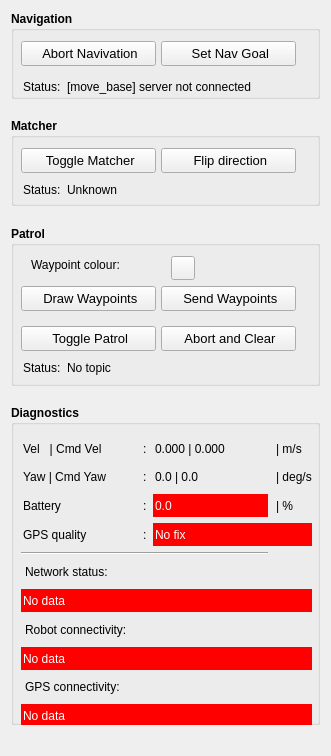
First picture: the form in mapviz_plugins/ui/ugi_basestation_config.ui, repository ICE9-Robotics/mapviz, before the edit.
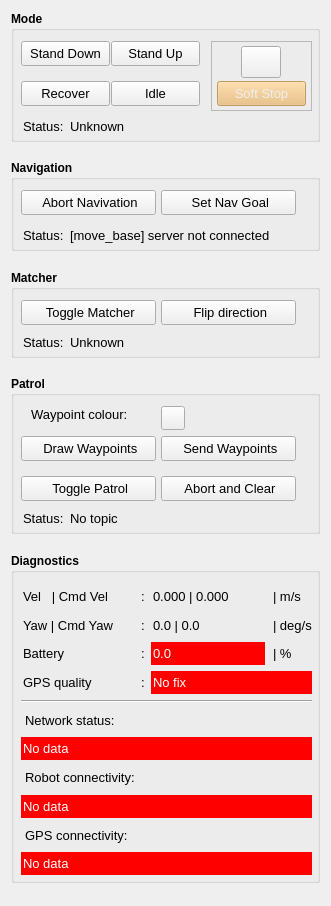
Second picture: the form after the edit. Icons and pictures are not drawn. Custom widgets are drawn as their Qt base class.

Commit message: added robot mode

What changed in the file:
```diff
--- a/mapviz_plugins/ui/ugi_basestation_config.ui
+++ b/mapviz_plugins/ui/ugi_basestation_config.ui
@@ -7,7 +7,7 @@
     <x>0</x>
     <y>0</y>
     <width>331</width>
-    <height>756</height>
+    <height>906</height>
    </rect>
   </property>
   <property name="windowTitle">
@@ -17,6 +17,301 @@
    <string notr="true"/>
   </property>
   <layout class="QVBoxLayout" name="verticalLayout">
+   <item>
+    <widget class="QGroupBox" name="groupBox_4">
+     <property name="minimumSize">
+      <size>
+       <width>0</width>
+       <height>131</height>
+      </size>
+     </property>
+     <property name="font">
+      <font>
+       <weight>75</weight>
+       <bold>true</bold>
+      </font>
+     </property>
+     <property name="title">
+      <string>Mode</string>
+     </property>
+     <widget class="QPushButton" name="pushButtonModeIdle">
+      <property name="geometry">
+       <rect>
+        <x>100</x>
+        <y>70</y>
+        <width>89</width>
+        <height>25</height>
+       </rect>
+      </property>
+      <property name="font">
+       <font>
+        <pointsize>10</pointsize>
+        <weight>50</weight>
+        <bold>false</bold>
+       </font>
+      </property>
+      <property name="text">
+       <string>Idle</string>
+      </property>
+     </widget>
+     <widget class="QPushButton" name="pushButtonModeDown">
+      <property name="geometry">
+       <rect>
+        <x>10</x>
+        <y>30</y>
+        <width>89</width>
+        <height>25</height>
+       </rect>
+      </property>
+      <property name="font">
+       <font>
+        <pointsize>10</pointsize>
+        <weight>50</weight>
+        <bold>false</bold>
+       </font>
+      </property>
+      <property name="text">
+       <string>Stand Down</string>
+      </property>
+     </widget>
+     <widget class="QPushButton" name="pushButtonModeUp">
+      <property name="geometry">
+       <rect>
+        <x>100</x>
+        <y>30</y>
+        <width>89</width>
+        <height>25</height>
+       </rect>
+      </property>
+      <property name="font">
+       <font>
+        <pointsize>10</pointsize>
+        <weight>50</weight>
+        <bold>false</bold>
+       </font>
+      </property>
+      <property name="text">
+       <string>Stand Up</string>
+      </property>
+     </widget>
+     <widget class="QPushButton" name="pushButtonModeRecover">
+      <property name="geometry">
+       <rect>
+        <x>10</x>
+        <y>70</y>
+        <width>89</width>
+        <height>25</height>
+       </rect>
+      </property>
+      <property name="font">
+       <font>
+        <pointsize>10</pointsize>
+        <weight>50</weight>
+        <bold>false</bold>
+       </font>
+      </property>
+      <property name="text">
+       <string>Recover</string>
+      </property>
+     </widget>
+     <widget class="QFrame" name="frame">
+      <property name="geometry">
+       <rect>
+        <x>200</x>
+        <y>30</y>
+        <width>101</width>
+        <height>70</height>
+       </rect>
+      </property>
+      <property name="frameShape">
+       <enum>QFrame::StyledPanel</enum>
+      </property>
+      <property name="frameShadow">
+       <enum>QFrame::Raised</enum>
+      </property>
+      <widget class="QPushButton" name="pushButtonModeLock">
+       <property name="geometry">
+        <rect>
+         <x>30</x>
+         <y>5</y>
+         <width>40</width>
+         <height>32</height>
+        </rect>
+       </property>
+       <property name="minimumSize">
+        <size>
+         <width>40</width>
+         <height>32</height>
+        </size>
+       </property>
+       <property name="text">
+        <string/>
+       </property>
+       <property name="icon">
+        <iconset resource="../../mapviz/src/resources/icons.qrc">
+         <normaloff>:/images/locked_icon.png</normaloff>
+         <normalon>:/images/unlocked_icon.png</normalon>:/images/locked_icon.png</iconset>
+       </property>
+       <property name="iconSize">
+        <size>
+         <width>30</width>
+         <height>32</height>
+        </size>
+       </property>
+       <property name="checkable">
+        <bool>true</bool>
+       </property>
+       <property name="checked">
+        <bool>false</bool>
+       </property>
+       <property name="default">
+        <bool>false</bool>
+       </property>
+       <property name="flat">
+        <bool>false</bool>
+       </property>
+      </widget>
+      <widget class="QPushButton" name="pushButtonModeDamp">
+       <property name="enabled">
+        <bool>false</bool>
+       </property>
+       <property name="geometry">
+        <rect>
+         <x>6</x>
+         <y>40</y>
+         <width>89</width>
+         <height>25</height>
+        </rect>
+       </property>
+       <property name="font">
+        <font>
+         <pointsize>10</pointsize>
+         <weight>50</weight>
+         <bold>false</bold>
+        </font>
+       </property>
+       <property name="styleSheet">
+        <string notr="true">QPushButton {
+background-color: rgb(245, 121, 0);
+color: rgb(238, 238, 236);
+alternate-background-color: rgb(233, 185, 110);
+}
+QPushButton:disabled {
+background-color:rgb(233, 185, 110);
+}
+</string>
+       </property>
+       <property name="text">
+        <string>Soft Stop</string>
+       </property>
+      </widget>
+     </widget>
+     <widget class="QWidget" name="layoutWidget_4">
+      <property name="geometry">
+       <rect>
+        <x>0</x>
+        <y>100</y>
+        <width>345</width>
+        <height>31</height>
+       </rect>
+      </property>
+      <layout class="QFormLayout" name="formLayout_4">
+       <property name="sizeConstraint">
+        <enum>QLayout::SetNoConstraint</enum>
+       </property>
+       <property name="fieldGrowthPolicy">
+        <enum>QFormLayout::AllNonFixedFieldsGrow</enum>
+       </property>
+       <property name="rowWrapPolicy">
+        <enum>QFormLayout::DontWrapRows</enum>
+       </property>
+       <property name="labelAlignment">
+        <set>Qt::AlignLeading|Qt::AlignLeft|Qt::AlignTop</set>
+       </property>
+       <property name="formAlignment">
+        <set>Qt::AlignLeading|Qt::AlignLeft|Qt::AlignTop</set>
+       </property>
+       <property name="leftMargin">
+        <number>12</number>
+       </property>
+       <property name="topMargin">
+        <number>5</number>
+       </property>
+       <property name="rightMargin">
+        <number>10</number>
+       </property>
+       <property name="bottomMargin">
+        <number>5</number>
+       </property>
+       <item row="0" column="0">
+        <widget class="QLabel" name="label_status_mode">
+         <property name="maximumSize">
+          <size>
+           <width>60</width>
+           <height>16777215</height>
+          </size>
+         </property>
+         <property name="font">
+          <font>
+           <pointsize>10</pointsize>
+           <weight>50</weight>
+           <bold>false</bold>
+          </font>
+         </property>
+         <property name="text">
+          <string>Status:</string>
+         </property>
+        </widget>
+       </item>
+       <item row="0" column="1">
+        <widget class="QLabel" name="status_mode">
+         <property name="sizePolicy">
+          <sizepolicy hsizetype="MinimumExpanding" vsizetype="Expanding">
+           <horstretch>0</horstretch>
+           <verstretch>0</verstretch>
+          </sizepolicy>
+         </property>
+         <property name="maximumSize">
+          <size>
+           <width>500</width>
+           <height>16777215</height>
+          </size>
+         </property>
+         <property name="font">
+          <font>
+           <pointsize>10</pointsize>
+           <weight>50</weight>
+           <bold>false</bold>
+          </font>
+         </property>
+         <property name="styleSheet">
+          <string notr="true"/>
+         </property>
+         <property name="text">
+          <string>Unknown</string>
+         </property>
+         <property name="wordWrap">
+          <bool>true</bool>
+         </property>
+        </widget>
+       </item>
+      </layout>
+     </widget>
+    </widget>
+   </item>
+   <item>
+    <spacer name="verticalSpacer_5">
+     <property name="orientation">
+      <enum>Qt::Vertical</enum>
+     </property>
+     <property name="sizeHint" stdset="0">
+      <size>
+       <width>20</width>
+       <height>10</height>
+      </size>
+     </property>
+    </spacer>
+   </item>
    <item>
     <widget class="QGroupBox" name="groupBox">
      <property name="sizePolicy">
@@ -28,7 +323,7 @@
      <property name="minimumSize">
       <size>
        <width>0</width>
-       <height>88</height>
+       <height>91</height>
       </size>
      </property>
      <property name="maximumSize">
@@ -189,6 +484,7 @@
          </property>
          <property name="font">
           <font>
+           <pointsize>10</pointsize>
            <weight>50</weight>
            <bold>false</bold>
           </font>
@@ -214,6 +510,7 @@
          </property>
          <property name="font">
           <font>
+           <pointsize>10</pointsize>
            <weight>50</weight>
            <bold>false</bold>
           </font>
@@ -404,6 +701,7 @@
          </property>
          <property name="font">
           <font>
+           <pointsize>10</pointsize>
            <weight>50</weight>
            <bold>false</bold>
           </font>
@@ -417,6 +715,7 @@
         <widget class="QLabel" name="status_matcher">
          <property name="font">
           <font>
+           <pointsize>10</pointsize>
            <weight>50</weight>
            <bold>false</bold>
           </font>
@@ -460,7 +759,7 @@
      <property name="minimumSize">
       <size>
        <width>0</width>
-       <height>160</height>
+       <height>158</height>
       </size>
      </property>
      <property name="font">
@@ -706,6 +1005,7 @@
          </property>
          <property name="font">
           <font>
+           <pointsize>10</pointsize>
            <weight>50</weight>
            <bold>false</bold>
           </font>
@@ -719,6 +1019,7 @@
         <widget class="QLabel" name="status_patrol">
          <property name="font">
           <font>
+           <pointsize>10</pointsize>
            <weight>50</weight>
            <bold>false</bold>
           </font>
@@ -739,7 +1040,7 @@
      <widget class="mapviz::ColorButton" name="colorButtonWpColor">
       <property name="geometry">
        <rect>
-        <x>160</x>
+        <x>150</x>
         <y>30</y>
         <width>24</width>
         <height>24</height>
@@ -772,12 +1073,13 @@
        <rect>
         <x>20</x>
         <y>30</y>
-        <width>131</width>
+        <width>111</width>
         <height>17</height>
        </rect>
       </property>
       <property name="font">
        <font>
+        <pointsize>10</pointsize>
         <weight>50</weight>
         <bold>false</bold>
        </font>
@@ -812,7 +1114,7 @@
      <property name="minimumSize">
       <size>
        <width>0</width>
-       <height>320</height>
+       <height>330</height>
       </size>
      </property>
      <property name="font">
@@ -837,17 +1139,11 @@
        <property name="sizeConstraint">
         <enum>QLayout::SetDefaultConstraint</enum>
        </property>
-       <item row="12" column="0" colspan="3">
-        <widget class="Line" name="line_2">
-         <property name="orientation">
-          <enum>Qt::Horizontal</enum>
-         </property>
-        </widget>
-       </item>
        <item row="6" column="2">
         <widget class="QLabel" name="diag_yaw">
          <property name="font">
           <font>
+           <pointsize>10</pointsize>
            <weight>50</weight>
            <bold>false</bold>
           </font>
@@ -867,6 +1163,7 @@
         <widget class="QLabel" name="label_10">
          <property name="font">
           <font>
+           <pointsize>10</pointsize>
            <weight>50</weight>
            <bold>false</bold>
           </font>
@@ -886,6 +1183,7 @@
         <widget class="QLabel" name="diag_vel">
          <property name="font">
           <font>
+           <pointsize>10</pointsize>
            <weight>50</weight>
            <bold>false</bold>
           </font>
@@ -908,6 +1206,7 @@
         <widget class="QLabel" name="label_4">
          <property name="font">
           <font>
+           <pointsize>10</pointsize>
            <weight>50</weight>
            <bold>false</bold>
           </font>
@@ -927,6 +1226,7 @@
         <widget class="QLabel" name="diag_battery">
          <property name="font">
           <font>
+           <pointsize>10</pointsize>
            <weight>50</weight>
            <bold>false</bold>
           </font>
@@ -949,6 +1249,7 @@
         <widget class="QLabel" name="label_2">
          <property name="font">
           <font>
+           <pointsize>10</pointsize>
            <weight>50</weight>
            <bold>false</bold>
           </font>
@@ -980,6 +1281,7 @@
          </property>
          <property name="font">
           <font>
+           <pointsize>10</pointsize>
            <weight>50</weight>
            <bold>false</bold>
           </font>
@@ -1014,6 +1316,7 @@
          </property>
          <property name="font">
           <font>
+           <pointsize>10</pointsize>
            <weight>50</weight>
            <bold>false</bold>
           </font>
@@ -1048,6 +1351,7 @@
          </property>
          <property name="font">
           <font>
+           <pointsize>10</pointsize>
            <weight>50</weight>
            <bold>false</bold>
           </font>
@@ -1070,6 +1374,7 @@
         <widget class="QLabel" name="diag_network_status">
          <property name="font">
           <font>
+           <pointsize>10</pointsize>
            <weight>50</weight>
            <bold>false</bold>
           </font>
@@ -1092,6 +1397,7 @@
         <widget class="QLabel" name="diag_robot_conn">
          <property name="font">
           <font>
+           <pointsize>10</pointsize>
            <weight>50</weight>
            <bold>false</bold>
           </font>
@@ -1114,6 +1420,7 @@
         <widget class="QLabel" name="diag_gps_conn">
          <property name="font">
           <font>
+           <pointsize>10</pointsize>
            <weight>50</weight>
            <bold>false</bold>
           </font>
@@ -1136,6 +1443,7 @@
         <widget class="QLabel" name="label_9">
          <property name="font">
           <font>
+           <pointsize>10</pointsize>
            <weight>50</weight>
            <bold>false</bold>
           </font>
@@ -1152,6 +1460,7 @@
         <widget class="QLabel" name="label_5">
          <property name="font">
           <font>
+           <pointsize>10</pointsize>
            <weight>50</weight>
            <bold>false</bold>
           </font>
@@ -1168,6 +1477,7 @@
         <widget class="QLabel" name="label">
          <property name="font">
           <font>
+           <pointsize>10</pointsize>
            <weight>50</weight>
            <bold>false</bold>
           </font>
@@ -1175,6 +1485,12 @@
          <property name="text">
           <string>Network status:</string>
          </property>
+         <property name="alignment">
+          <set>Qt::AlignLeading|Qt::AlignLeft|Qt::AlignVCenter</set>
+         </property>
+         <property name="margin">
+          <number>0</number>
+         </property>
          <property name="indent">
           <number>4</number>
          </property>
@@ -1184,6 +1500,7 @@
         <widget class="QLabel" name="diag_gps_quality">
          <property name="font">
           <font>
+           <pointsize>10</pointsize>
            <weight>50</weight>
            <bold>false</bold>
           </font>
@@ -1206,6 +1523,7 @@
         <widget class="QLabel" name="label_3">
          <property name="font">
           <font>
+           <pointsize>10</pointsize>
            <weight>50</weight>
            <bold>false</bold>
           </font>
@@ -1237,6 +1555,7 @@
          </property>
          <property name="font">
           <font>
+           <pointsize>10</pointsize>
            <weight>50</weight>
            <bold>false</bold>
           </font>
@@ -1271,6 +1590,7 @@
          </property>
          <property name="font">
           <font>
+           <pointsize>10</pointsize>
            <weight>50</weight>
            <bold>false</bold>
           </font>
@@ -1305,6 +1625,7 @@
          </property>
          <property name="font">
           <font>
+           <pointsize>10</pointsize>
            <weight>50</weight>
            <bold>false</bold>
           </font>
@@ -1339,6 +1660,7 @@
          </property>
          <property name="font">
           <font>
+           <pointsize>10</pointsize>
            <weight>50</weight>
            <bold>false</bold>
           </font>
@@ -1357,6 +1679,13 @@
          </property>
         </widget>
        </item>
+       <item row="12" column="0" colspan="4">
+        <widget class="Line" name="line_2">
+         <property name="orientation">
+          <enum>Qt::Horizontal</enum>
+         </property>
+        </widget>
+       </item>
       </layout>
      </widget>
     </widget>
@@ -1369,7 +1698,7 @@
      <property name="sizeHint" stdset="0">
       <size>
        <width>20</width>
-       <height>20</height>
+       <height>5</height>
       </size>
      </property>
     </spacer>
```
The commit also changes 7 other files.
